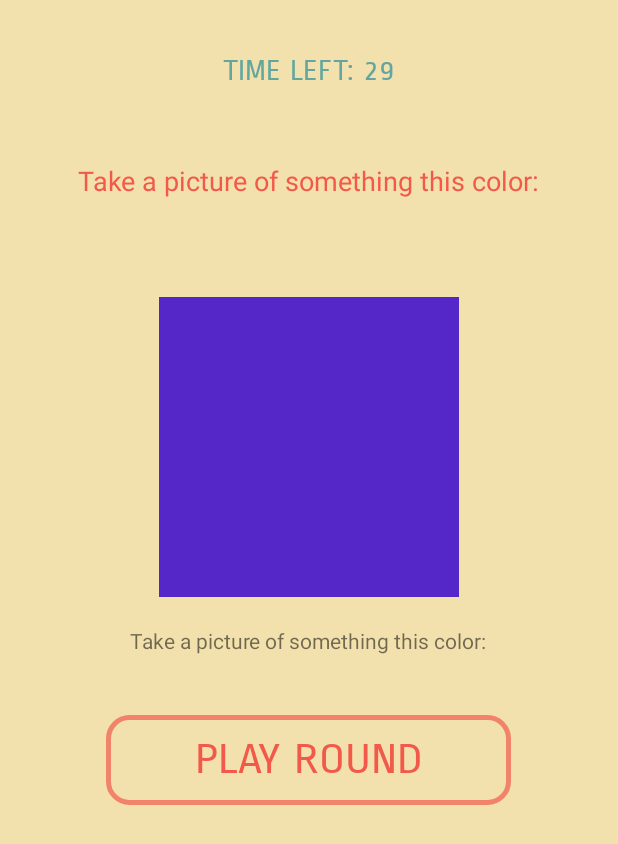
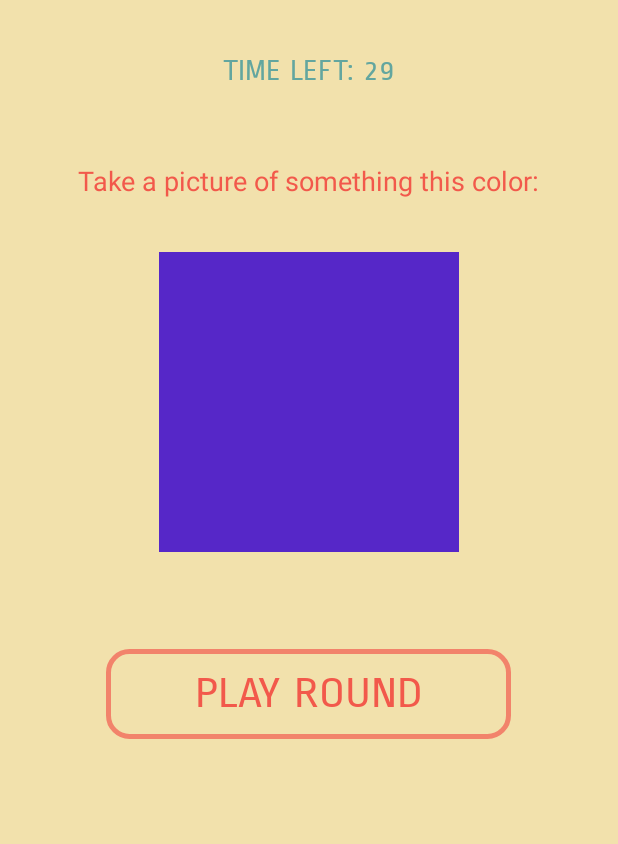
Before and after one commit to Best-Team-At-Hack-Rice/GuessHue, an Android app: the screen it shows after launch (Round), after a tap on "PLAY GAME", on a phone screen of 412 x 824 dp. Shown: the top 844 px of the screen. Run offline under Robolectric (Android 15) with nearby library versions, the phone set to English and light mode, and no system bars.

Commit message:
Updated UI stuff.

```diff
--- a/app/src/main/java/com/bestteamathackrice/guesshue/MainActivity.java
+++ b/app/src/main/java/com/bestteamathackrice/guesshue/MainActivity.java
@@ -25,12 +25,10 @@ public class MainActivity extends GlobalSettingsActivity {
 
     @Override
     protected void onCreate(Bundle savedInstanceState) {
-//        SharedPreferences prefs = getSharedPreferences(GAME_PREFS, 0);
-//        SharedPreferences.Editor editor = prefs.edit();
-//        List<String> myStrings = Arrays.asList(new String[] {"jfk 123", "mbh 1423", "othr 243"});
-//        Set<String> myStringsSet = new HashSet<String>(myStrings);
-//        editor.putStringSet("highScores", myStringsSet);
-//        editor.commit();
+        SharedPreferences prefs = getSharedPreferences(GAME_PREFS, 0);
+        SharedPreferences.Editor editor = prefs.edit();
+        editor.clear();
+        editor.commit();
         super.onCreate(savedInstanceState);
         setContentView(R.layout.activity_main);
     }
--- a/app/src/main/res/layout/activity_approval.xml
+++ b/app/src/main/res/layout/activity_approval.xml
@@ -50,9 +50,9 @@
 
         android:textSize="30sp"
         android:background="@drawable/round_button"
-        android:layout_marginBottom="40dp"
+        android:layout_marginBottom="20dp"
         style="?android:attr/borderlessButtonStyle"
-        android:layout_marginTop="25dp" />
+        android:layout_marginTop="30dp" />
         style="?android:attr/borderlessButtonStyle"
         android:fontFamily="fonts/ropasansregular.ttf"/>
 
--- a/app/src/main/res/layout/activity_round.xml
+++ b/app/src/main/res/layout/activity_round.xml
@@ -34,19 +34,13 @@
         android:id="@+id/goal_color"
         android:contentDescription="@string/goal_color_description"
         android:layout_gravity="center_horizontal"
-        android:layout_marginTop="65dp" />
+        android:layout_marginTop="35dp"
+        android:layout_marginBottom="25dp" />
 
     <TextView
         android:layout_height="wrap_content"
         android:layout_width="wrap_content"
         android:id="@+id/count_down_text_round"
-        android:layout_gravity="center_horizontal"
-        android:fontFamily="fonts/ropasansregular.ttf"/>
-
-    <TextView
-        android:layout_width="wrap_content"
-        android:layout_height="wrap_content"
-        android:text="@string/instructions"
         android:layout_gravity="center_horizontal"
         android:fontFamily="fonts/ropasansregular.ttf"/>
 
@@ -67,7 +61,7 @@
         android:layout_marginBottom="150dp"
         android:onClick="dispatchApprovalActivity"
         android:elegantTextHeight="false"
-        android:layout_marginTop="40dp" />
+        android:layout_marginTop="20dp" />
         android:onClick="dispatchApprovalActivity"
         android:fontFamily="fonts/ropasansregular.ttf"/>
 
```
